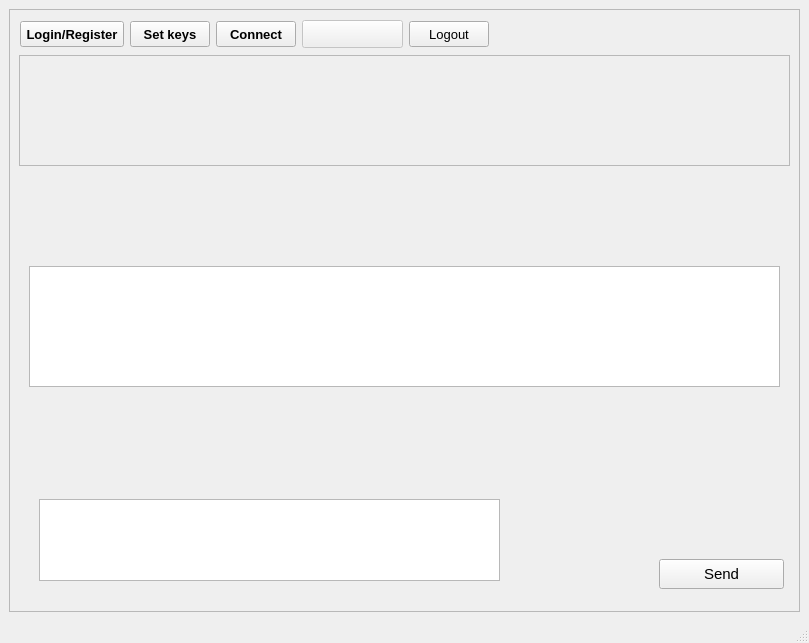
Qt form mainwindow.ui (egge313/eggemesg) before a commit.
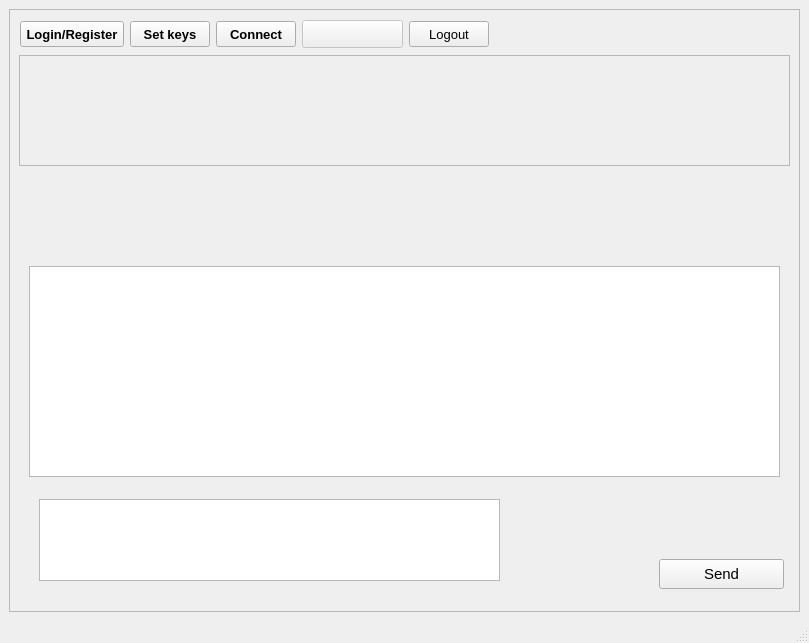
The same form after that commit. Icons and pictures are not drawn.

```diff
--- a/mainwindow.ui
+++ b/mainwindow.ui
@@ -109,7 +109,7 @@
           <x>10</x>
           <y>80</y>
           <width>751</width>
-          <height>121</height>
+          <height>211</height>
          </rect>
         </property>
        </widget>
```
